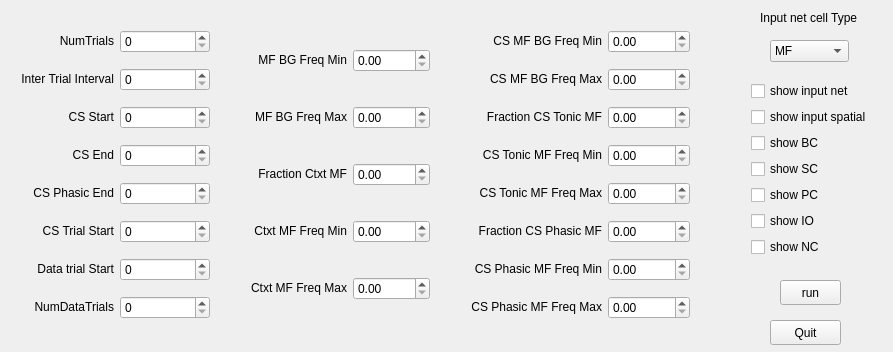
Above: Eyelid_Sim_CBM_Dev/includes/gui/ui/mainw.ui from wenkeli/Cerebellum_simulation before the change. Below: the same form after it.
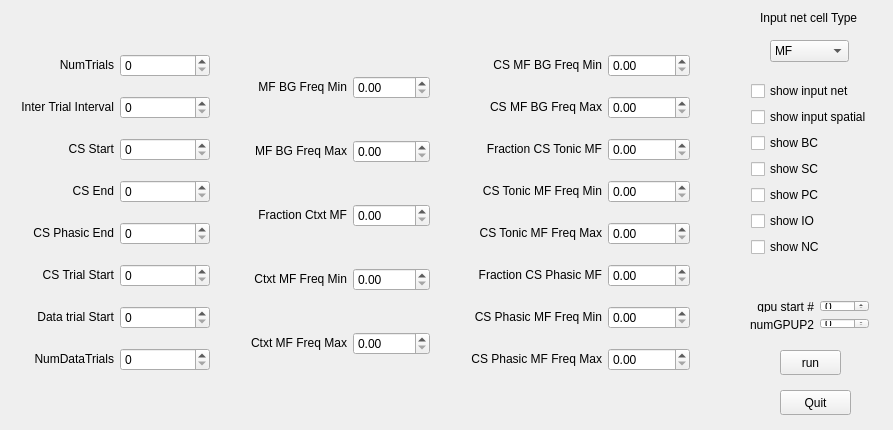
That is the form after the change.

Diff of the .ui file:
```diff
--- a/Eyelid_Sim_CBM_Dev/includes/gui/ui/mainw.ui
+++ b/Eyelid_Sim_CBM_Dev/includes/gui/ui/mainw.ui
@@ -7,7 +7,7 @@
     <x>0</x>
     <y>0</y>
     <width>893</width>
-    <height>352</height>
+    <height>430</height>
    </rect>
   </property>
   <property name="windowTitle">
@@ -17,7 +17,7 @@
    <property name="geometry">
     <rect>
      <x>780</x>
-     <y>280</y>
+     <y>350</y>
      <width>61</width>
      <height>25</height>
     </rect>
@@ -29,8 +29,8 @@
   <widget class="QPushButton" name="quitButton">
    <property name="geometry">
     <rect>
-     <x>770</x>
-     <y>320</y>
+     <x>780</x>
+     <y>390</y>
      <width>71</width>
      <height>25</height>
     </rect>
@@ -142,9 +142,9 @@
    <property name="geometry">
     <rect>
      <x>10</x>
-     <y>10</y>
+     <y>30</y>
      <width>211</width>
-     <height>331</height>
+     <height>371</height>
     </rect>
    </property>
    <layout class="QGridLayout" name="gridLayout_4">
@@ -290,9 +290,9 @@
    <property name="geometry">
     <rect>
      <x>240</x>
-     <y>10</y>
+     <y>30</y>
      <width>201</width>
-     <height>331</height>
+     <height>371</height>
     </rect>
    </property>
    <layout class="QGridLayout" name="gridLayout_5">
@@ -387,9 +387,9 @@
    <property name="geometry">
     <rect>
      <x>460</x>
-     <y>10</y>
+     <y>30</y>
      <width>241</width>
-     <height>331</height>
+     <height>371</height>
     </rect>
    </property>
    <layout class="QGridLayout" name="gridLayout_6">
@@ -531,6 +531,52 @@
     </item>
    </layout>
   </widget>
+  <widget class="QWidget" name="gridLayoutWidget">
+   <property name="geometry">
+    <rect>
+     <x>739</x>
+     <y>289</y>
+     <width>141</width>
+     <height>51</height>
+    </rect>
+   </property>
+   <layout class="QGridLayout" name="gridLayout">
+    <item row="0" column="0">
+     <widget class="QLabel" name="label_23">
+      <property name="text">
+       <string>&lt;!DOCTYPE HTML PUBLIC &quot;-//W3C//DTD HTML 4.0//EN&quot; &quot;http://www.w3.org/TR/REC-html40/strict.dtd&quot;&gt;
+&lt;html&gt;&lt;head&gt;&lt;meta name=&quot;qrichtext&quot; content=&quot;1&quot; /&gt;&lt;style type=&quot;text/css&quot;&gt;
+p, li { white-space: pre-wrap; }
+&lt;/style&gt;&lt;/head&gt;&lt;body style=&quot; font-family:'Sans Serif'; font-size:9pt; font-weight:400; font-style:normal;&quot;&gt;
+&lt;table style=&quot;-qt-table-type: root; margin-top:4px; margin-bottom:4px; margin-left:4px; margin-right:4px;&quot;&gt;
+&lt;tr&gt;
+&lt;td style=&quot;border: none;&quot;&gt;
+&lt;p align=&quot;right&quot; style=&quot; margin-top:0px; margin-bottom:0px; margin-left:0px; margin-right:0px; -qt-block-indent:0; text-indent:0px;&quot;&gt;gpu start #&lt;/p&gt;&lt;/td&gt;&lt;/tr&gt;&lt;/table&gt;&lt;/body&gt;&lt;/html&gt;</string>
+      </property>
+     </widget>
+    </item>
+    <item row="1" column="0">
+     <widget class="QLabel" name="numGPUP2Label">
+      <property name="text">
+       <string>&lt;!DOCTYPE HTML PUBLIC &quot;-//W3C//DTD HTML 4.0//EN&quot; &quot;http://www.w3.org/TR/REC-html40/strict.dtd&quot;&gt;
+&lt;html&gt;&lt;head&gt;&lt;meta name=&quot;qrichtext&quot; content=&quot;1&quot; /&gt;&lt;style type=&quot;text/css&quot;&gt;
+p, li { white-space: pre-wrap; }
+&lt;/style&gt;&lt;/head&gt;&lt;body style=&quot; font-family:'Sans Serif'; font-size:9pt; font-weight:400; font-style:normal;&quot;&gt;
+&lt;table border=&quot;0&quot; style=&quot;-qt-table-type: root; margin-top:4px; margin-bottom:4px; margin-left:4px; margin-right:4px;&quot;&gt;
+&lt;tr&gt;
+&lt;td style=&quot;border: none;&quot;&gt;
+&lt;p align=&quot;right&quot; style=&quot; margin-top:0px; margin-bottom:0px; margin-left:0px; margin-right:0px; -qt-block-indent:0; text-indent:0px;&quot;&gt;numGPUP2&lt;/p&gt;&lt;/td&gt;&lt;/tr&gt;&lt;/table&gt;&lt;/body&gt;&lt;/html&gt;</string>
+      </property>
+     </widget>
+    </item>
+    <item row="0" column="1">
+     <widget class="QSpinBox" name="gpuStartNBox"/>
+    </item>
+    <item row="1" column="1">
+     <widget class="QSpinBox" name="numGPUP2Box"/>
+    </item>
+   </layout>
+  </widget>
  </widget>
  <layoutdefault spacing="6" margin="11"/>
  <resources/>
```
